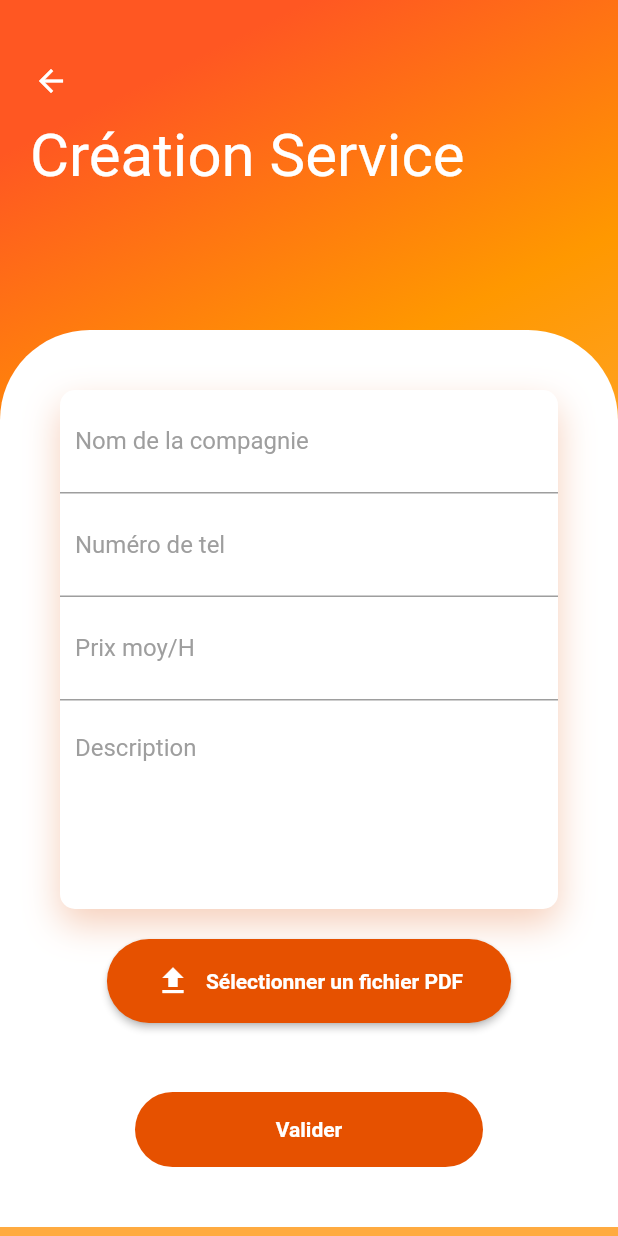
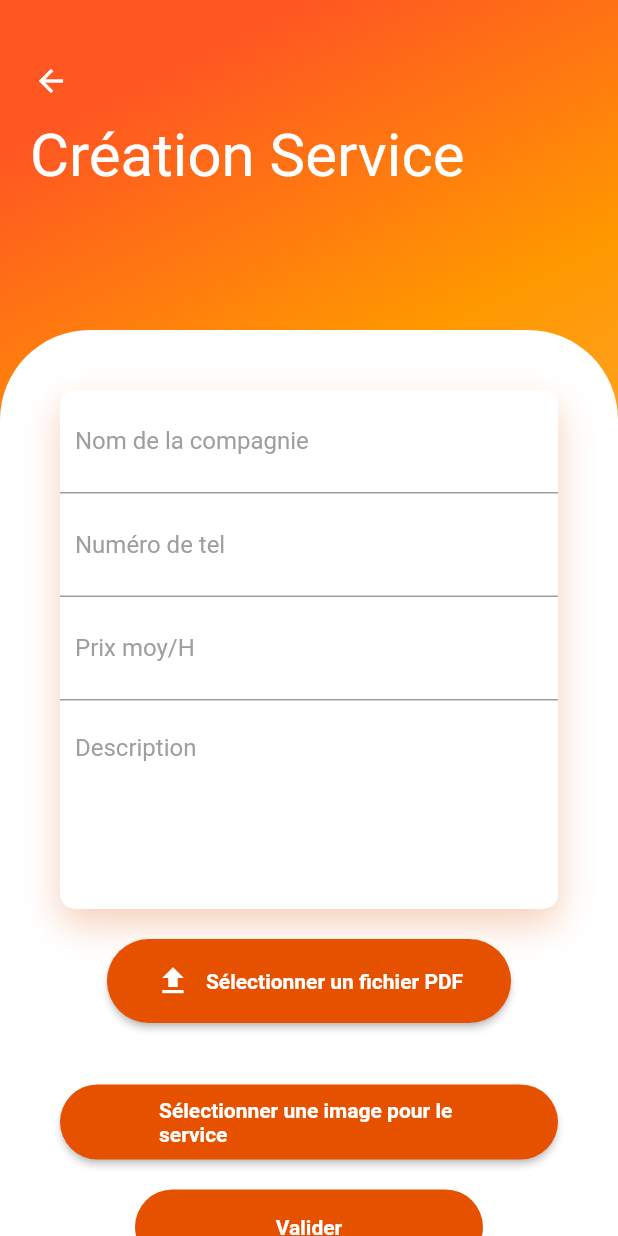
Before and after one commit to ColorBlastPA/Mobile, a Flutter app: the SignupPage3 screen opened directly with empty values, on a phone screen of 412 x 824 dp. Run offline on Flutter 3.47's test engine with Material 2 defaults, Android fonts, the phone set to English and light mode, and no system bars; our stand-ins replace file_picker, firebase_core, firebase_crashlytics, flutter_local_notifications, form_validator, geocoding and 8 more; missing offline and left inert: flutter_elegant_number_button, flutter_stripe, mailer, multiselect_formfield; accounts and stored records are empty; network calls fail.

Commit message:
image service + créate chatroom

```diff
--- a/lib/Model/professionnel.dart
+++ b/lib/Model/professionnel.dart
@@ -27,6 +27,7 @@ class Professionnel {
   String description;
   int? idCertificate;
   String? avatar;
+  String? image;
   bool waiting;
 
   Professionnel({
@@ -46,6 +47,7 @@ class Professionnel {
     required this.description,
     required this.idCertificate,
     required this.avatar,
+    required this.image,
     required this.waiting,
   });
 
@@ -66,6 +68,7 @@ class Professionnel {
     description: json["description"],
     idCertificate: json["idCertificate"],
     avatar: json["avatar"],
+    image: json["image"],
     waiting: json["waiting"],
 
   );
@@ -87,6 +90,7 @@ class Professionnel {
     "description": description,
     "idCertificate": idCertificate,
     "avatar": avatar,
+    "image": image,
     "waiting":waiting,
   };
 }
--- a/lib/Page/profile_page.dart
+++ b/lib/Page/profile_page.dart
@@ -185,9 +185,6 @@ class _ProfilePageState extends State<ProfilePage> {
       },
     );
   }
-
-
-
 
   @override
   Widget build(BuildContext context) {
--- a/lib/Page/service_details_page.dart
+++ b/lib/Page/service_details_page.dart
@@ -76,9 +76,6 @@ class _ServiceDetailsPageState extends State<ServiceDetailsPage> {
       }
     }
   }
-
-
-
 
 
   @override
--- a/lib/Page/service_list_page.dart
+++ b/lib/Page/service_list_page.dart
@@ -122,6 +122,7 @@ class _ServiceListPageState extends State<ServiceListPage> {
                               builder: (context) => ServiceDetailsPage(
                                 companyName: filteredData![index]!.companyName,
                                 imageUrl:
+                                    filteredData![index]!.image ??
                                 "https://www.batiperform.com/fichiers_site/a6178bat/contenu_pages/entreprise-generale-batiment-1.jpg",
                                 professionnel: filteredData![index]!,
                               ),
--- a/lib/Page/signup_page2.dart
+++ b/lib/Page/signup_page2.dart
@@ -58,7 +58,7 @@ class _SignupPage2State extends State<SignupPage2> {
   }
 
   Future<void> goToSign3() async {
-    Professionnel pro = Professionnel(id: 1, lastname: this.lastname, firstname: this.firstname, mail: this.mail, password: this.password, country: this.pays ?? "", department: this.departement ?? "", postalCode: this.codePostal ?? "", city: this.ville ?? "", companyName: "", price: 0, phone: "", note: 0, description: "", idCertificate: null, avatar: '', waiting: true);
+    Professionnel pro = Professionnel(id: 1, lastname: this.lastname, firstname: this.firstname, mail: this.mail, password: this.password, country: this.pays ?? "", department: this.departement ?? "", postalCode: this.codePostal ?? "", city: this.ville ?? "", companyName: "", price: 0, phone: "", note: 0, description: "", idCertificate: null, avatar: '', waiting: true, image: null);
 
     Navigator.push(context,
         MaterialPageRoute<void>(
--- a/lib/Page/signup_page3.dart
+++ b/lib/Page/signup_page3.dart
@@ -7,6 +7,7 @@ import 'package:file_picker/file_picker.dart';
 import 'package:flutter/cupertino.dart';
 import 'package:flutter/material.dart';
 import 'package:flutter/services.dart';
+import 'package:image_picker/image_picker.dart';
 import 'package:timezone/data/latest.dart' as tz;
 import 'package:http/http.dart' as http;
 
@@ -45,14 +46,75 @@ class _SignupPage3State extends State<SignupPage3> {
   bool isCreatingAccount = false;
 
   File? selectedFile;
+  File? _image;
+
+  Future<void> _pickImage(ImageSource source) async {
+    final pickedFile = await ImagePicker().getImage(source: source);
+    if (pickedFile != null) {
+      setState(() {
+        _image = File(pickedFile.path);
+      });
+      //await uploadImage(_image!, client!.id);
+    }
+    Navigator.pop(context);
+  }
+
+  Future<void> _showImageSourceDialog() async {
+    return showDialog(
+      context: context,
+      builder: (BuildContext context) {
+        return AlertDialog(
+          title: Text("Ajouter une photo :"),
+          content: SingleChildScrollView(
+            child: ListBody(
+              children: <Widget>[
+                GestureDetector(
+                  child: Text("Depuis l'appareil photo"),
+                  onTap: () {
+                    _pickImage(ImageSource.camera);
+                  },
+                ),
+                Padding(padding: EdgeInsets.all(8.0)),
+                GestureDetector(
+                  child: Text("Depuis le téléphone"),
+                  onTap: () {
+                    _pickImage(ImageSource.gallery);
+                  },
+                ),
+              ],
+            ),
+          ),
+        );
+      },
+    );
+  }
+
+  Future<void> uploadImage(File imageFile, int idPro) async {
+    //print("idClient"+idClient.toString());
+    try {
+      var request = http.MultipartRequest(
+        'POST',
+        Uri.parse('https://api-colorblast.current.ovh/api/setImagePro/$idPro'),
+      );
+
+      print("path"+imageFile.path);
+      var image = await http.MultipartFile.fromPath('file', imageFile.path);
+      request.files.add(image);
+
+      var response = await request.send();
+
+    } catch (error) {
+      print(error);
+    }
+  }
 
   Future<void> createAccount() async {
-    Professionnel newPro = Professionnel(id: 1, lastname: this.pro!.lastname, firstname: this.pro!.firstname, mail: this.pro!.mail, password: this.pro!.password, country: this.pro!.country, department: this.pro!.department, postalCode: this.pro!.postalCode, city: this.pro!.city, companyName: textNameCompanyController.text, price: double.tryParse(textPriceController.text) ?? 0, phone: textTelController.text, note: 0, description: textDescriptionController.text, idCertificate: null, avatar: '', waiting: true);
+    Professionnel newPro = Professionnel(id: 1, lastname: this.pro!.lastname, firstname: this.pro!.firstname, mail: this.pro!.mail, password: this.pro!.password, country: this.pro!.country, department: this.pro!.department, postalCode: this.pro!.postalCode, city: this.pro!.city, companyName: textNameCompanyController.text, price: double.tryParse(textPriceController.text) ?? 0, phone: textTelController.text, note: 0, description: textDescriptionController.text, idCertificate: null, avatar: '', waiting: true, image: null);
     var response = await ServicePro().createPro(newPro);
     if (response.statusCode == 200) {
       newPro = professionnelFromJson(response.body);
       print("ID =" + newPro.id.toString());
-
+      await uploadImage(_image!, newPro.id);
       // Vérifiez si un fichier a été sélectionné
       if (selectedFile != null) {
         var request = http.MultipartRequest(
@@ -303,10 +365,35 @@ class _SignupPage3State extends State<SignupPage3> {
                     ),
 
                   ),
-
                   SizedBox(height: 10),
                   Text(selectedFileName),
-                  SizedBox(height: 20),
+                  SizedBox(height: 15),
+                  ElementAnimation(
+                    1.6,
+                    ElevatedButton(
+                      onPressed: () {
+                        _showImageSourceDialog();
+                      },
+                      style: ElevatedButton.styleFrom(
+                        primary: Colors.orange[900],
+                        shape: RoundedRectangleBorder(
+                          borderRadius: BorderRadius.circular(50),
+                        ),
+                      ),
+                      child: Container(
+                        height: 50,
+                        margin: EdgeInsets.symmetric(horizontal: 50),
+                        child: Center(
+                          child: Text(
+                            "Sélectionner une image pour le service",
+                            style: TextStyle(color: Colors.white, fontWeight: FontWeight.bold),
+                          ),
+                        ),
+                      ),
+                    ),
+                  ),
+
+                  SizedBox(height: 20,),
                   ElementAnimation(
                     1.6,
                     GestureDetector(
--- a/pubspec.yaml
+++ b/pubspec.yaml
@@ -64,6 +64,7 @@ dependencies:
   firebase_crashlytics: ^3.3.6
 
 
+
 dev_dependencies:
   flutter_test:
     sdk: flutter
```
Also changed, not shown: lib/Page/take_meet_page.dart (+6 -1 lines), lib/Service/service_messagerie.dart (+3 -5 lines).
